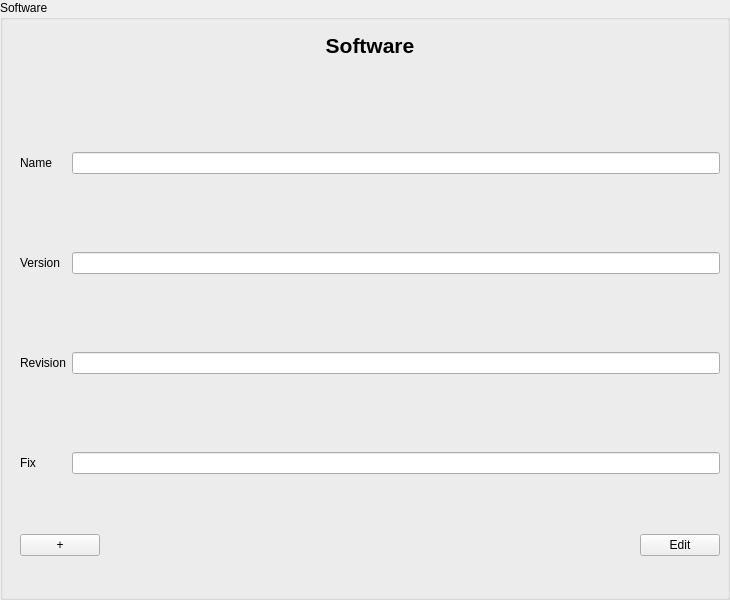
jmuelbert/jmbde-QT, file src/app/softwareinputarea.ui: the form before one commit.
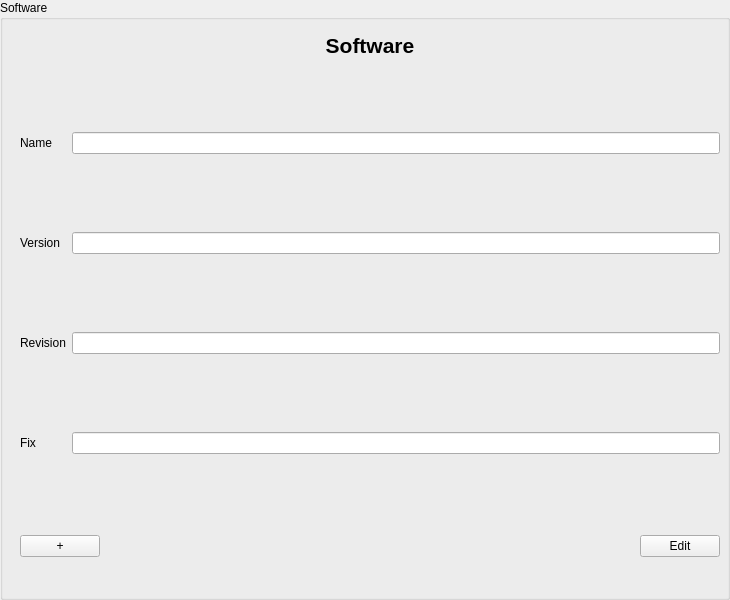
The form after the commit.

Diff of the .ui file:
```diff
--- a/src/app/softwareinputarea.ui
+++ b/src/app/softwareinputarea.ui
@@ -63,7 +63,7 @@
       <x>10</x>
       <y>500</y>
       <width>700</width>
-      <height>30</height>
+      <height>32</height>
      </rect>
     </property>
     <layout class="QHBoxLayout" name="horizontalLayout">
@@ -100,7 +100,7 @@
     <property name="geometry">
      <rect>
       <x>10</x>
-      <y>50</y>
+      <y>30</y>
       <width>700</width>
       <height>470</height>
      </rect>
```
Lines whose indentation alone changed are shown as unchanged.
